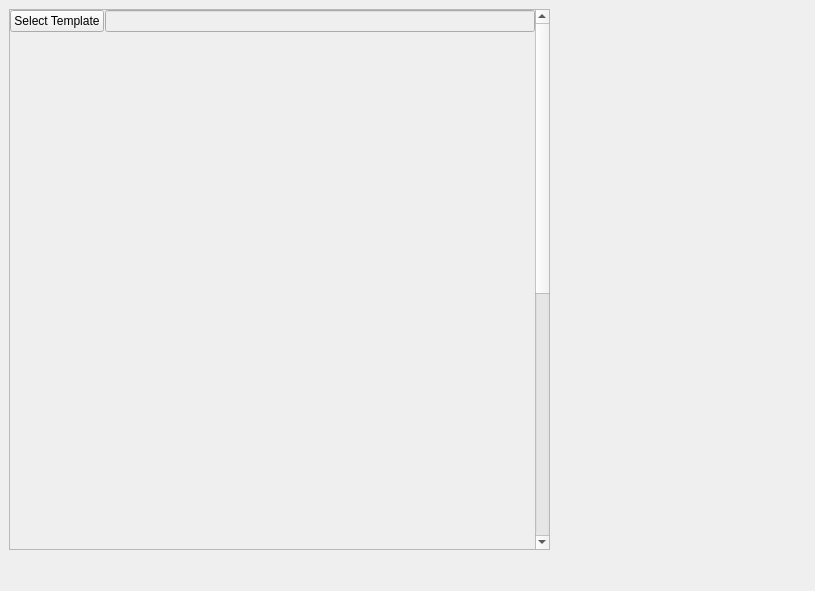
First picture: the form in form.ui, repository AuroreBo/CollectionTemplateManager, before the edit.
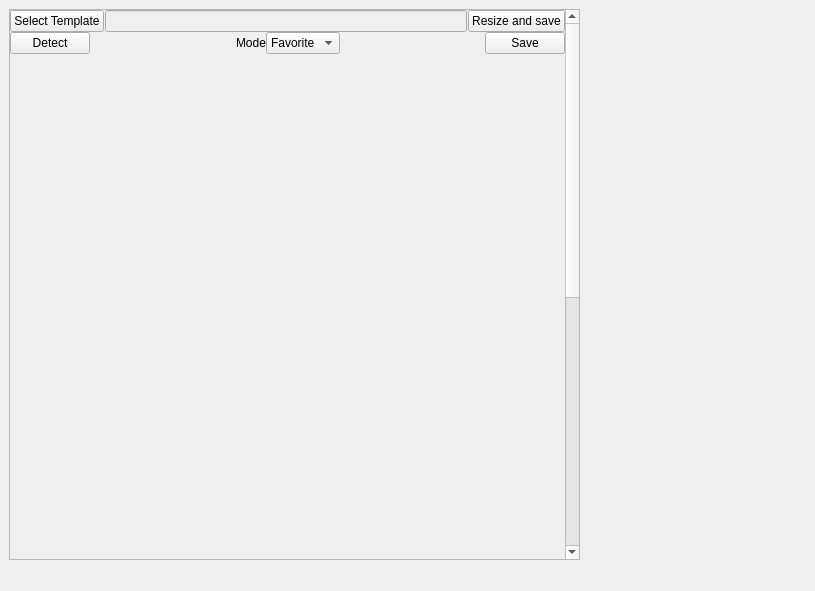
Second picture: the form after the edit.

Commit message: setup resize and save img, debug responsive win and width img widget

Diff of the .ui file:
```diff
--- a/form.ui
+++ b/form.ui
@@ -18,8 +18,8 @@
     <rect>
      <x>9</x>
      <y>9</y>
-     <width>541</width>
-     <height>541</height>
+     <width>571</width>
+     <height>551</height>
     </rect>
    </property>
    <property name="widgetResizable">
@@ -30,8 +30,8 @@
      <rect>
       <x>0</x>
       <y>0</y>
-      <width>522</width>
-      <height>1027</height>
+      <width>556</width>
+      <height>1045</height>
      </rect>
     </property>
     <layout class="QGridLayout" name="gridLayout_2">
@@ -52,16 +52,6 @@
        <property name="spacing">
         <number>0</number>
        </property>
-       <item row="1" column="0">
-        <widget class="QWidget" name="img_widget" native="true">
-         <property name="minimumSize">
-          <size>
-           <width>500</width>
-           <height>1000</height>
-          </size>
-         </property>
-        </widget>
-       </item>
        <item row="0" column="0">
         <layout class="QHBoxLayout" name="horizontalLayout_2">
          <property name="spacing">
@@ -81,8 +71,95 @@
            </property>
           </widget>
          </item>
+         <item>
+          <widget class="QPushButton" name="resize_button">
+           <property name="text">
+            <string>Resize and save</string>
+           </property>
+          </widget>
+         </item>
         </layout>
        </item>
+       <item row="1" column="0">
+        <layout class="QHBoxLayout" name="horizontalLayout_3">
+         <item>
+          <widget class="QPushButton" name="detect_button">
+           <property name="text">
+            <string>Detect</string>
+           </property>
+          </widget>
+         </item>
+         <item>
+          <spacer name="horizontalSpacer_2">
+           <property name="orientation">
+            <enum>Qt::Horizontal</enum>
+           </property>
+           <property name="sizeHint" stdset="0">
+            <size>
+             <width>40</width>
+             <height>20</height>
+            </size>
+           </property>
+          </spacer>
+         </item>
+         <item>
+          <widget class="QLabel" name="mode_label">
+           <property name="text">
+            <string>Mode</string>
+           </property>
+          </widget>
+         </item>
+         <item>
+          <widget class="QComboBox" name="mode_comboBox">
+           <item>
+            <property name="text">
+             <string>Favorite</string>
+            </property>
+           </item>
+           <item>
+            <property name="text">
+             <string>Owned</string>
+            </property>
+           </item>
+           <item>
+            <property name="text">
+             <string>Wanted</string>
+            </property>
+           </item>
+          </widget>
+         </item>
+         <item>
+          <spacer name="horizontalSpacer">
+           <property name="orientation">
+            <enum>Qt::Horizontal</enum>
+           </property>
+           <property name="sizeHint" stdset="0">
+            <size>
+             <width>40</width>
+             <height>20</height>
+            </size>
+           </property>
+          </spacer>
+         </item>
+         <item>
+          <widget class="QPushButton" name="save_button">
+           <property name="text">
+            <string>Save</string>
+           </property>
+          </widget>
+         </item>
+        </layout>
+       </item>
+       <item row="2" column="0">
+        <widget class="QWidget" name="img_widget" native="true">
+         <property name="minimumSize">
+          <size>
+           <width>300</width>
+           <height>1000</height>
+          </size>
+         </property>
+        </widget>
+       </item>
       </layout>
      </item>
     </layout>
```
The commit also changes 4 other files.
